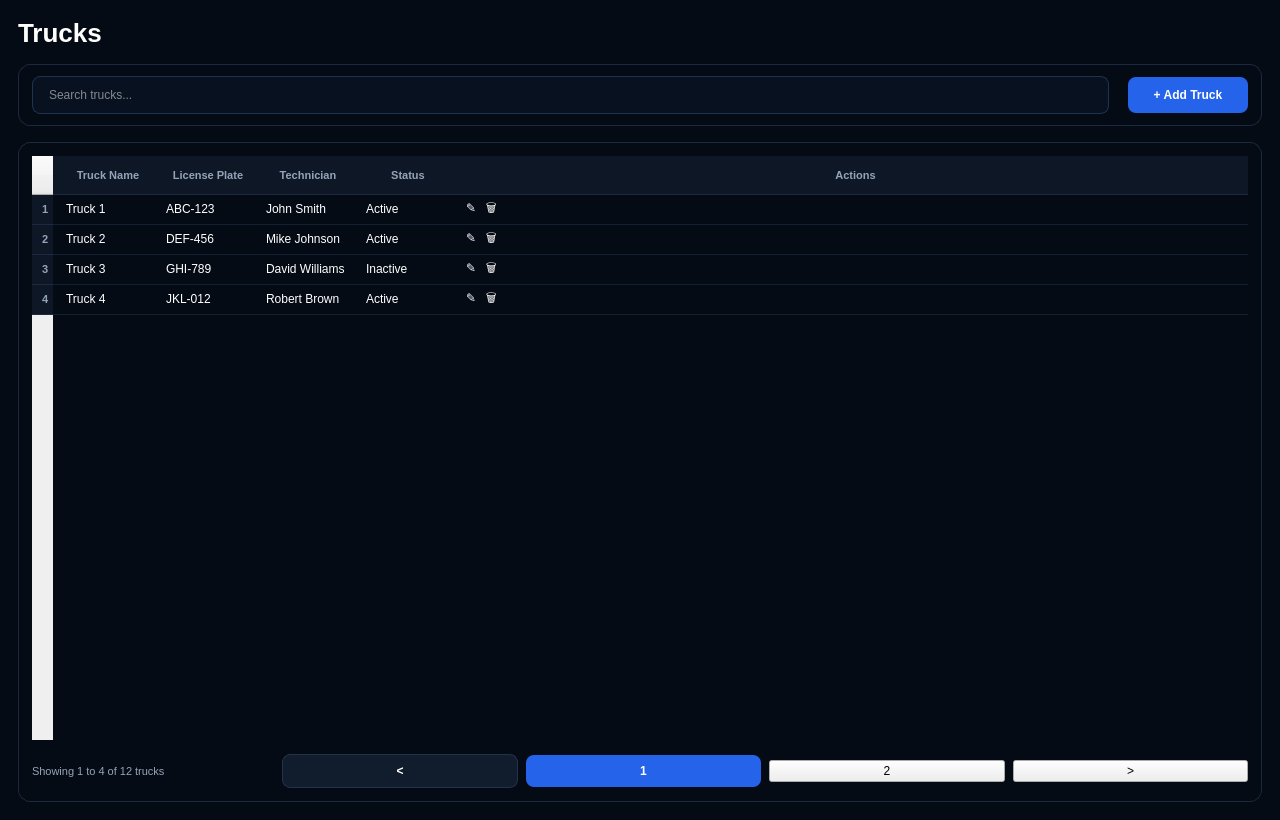
Before: the Qt Designer form InventoryQtApp/TrucksPage.ui in Felipeact/InventoryQtApp, drawn with Qt 5.
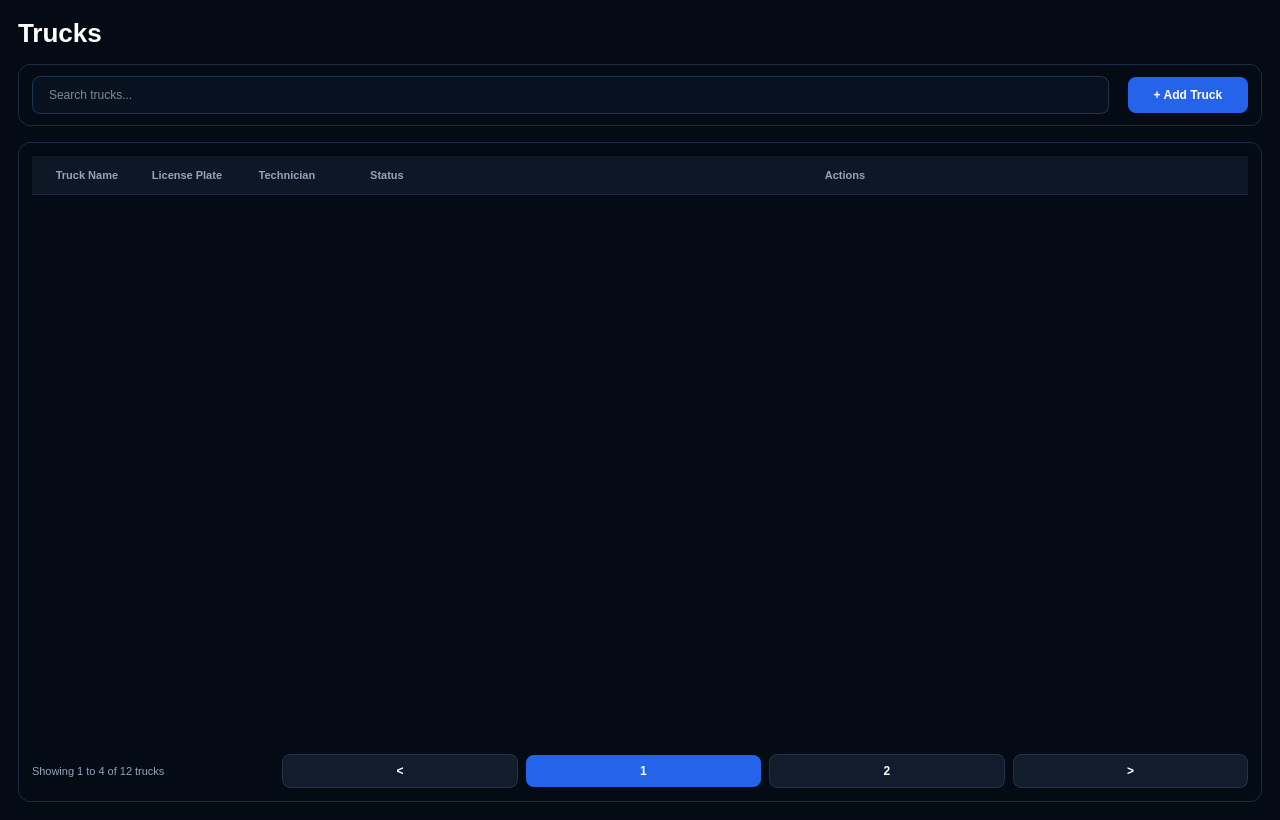
After: the same form once the commit is applied.

Patch:
```diff
--- a/InventoryQtApp/TrucksPage.ui
+++ b/InventoryQtApp/TrucksPage.ui
@@ -19,7 +19,6 @@
 
 		<property name="styleSheet">
 			<string notr="true">
-
 				QWidget#TrucksPageClass {
 				background-color: #050B14;
 				color: #FFFFFF;
@@ -107,49 +106,14 @@
 				background-color: #122033;
 				}
 
-				QPushButton#activeBadge {
-				background-color: rgba(34,197,94,0.18);
-				color: #22C55E;
-				border-radius: 10px;
-				border: none;
-				min-width: 58px;
-				min-height: 24px;
-				font-size: 11px;
-				font-weight: 700;
-				}
-
-				QPushButton#inactiveBadge {
-				background-color: rgba(239,68,68,0.18);
-				color: #EF4444;
-				border-radius: 10px;
-				border: none;
-				min-width: 58px;
-				min-height: 24px;
-				font-size: 11px;
-				font-weight: 700;
-				}
-
-				QPushButton#actionButton {
-				background-color: transparent;
-				border: 1px solid #22324A;
-				border-radius: 6px;
-				color: #CBD5E1;
-				min-width: 28px;
-				min-height: 28px;
-				font-size: 12px;
-				}
-
-				QPushButton#actionButton:hover {
-				border: 1px solid #2563EB;
-				color: #3B82F6;
-				}
-
 				QWidget#paginationContainer {
 				background-color: transparent;
 				border: none;
 				}
 
-				QPushButton#pageButton {
+				QPushButton#pageButton,
+				QPushButton#pageButton_2,
+				QPushButton#pageButton_3 {
 				background-color: #111C2D;
 				border: 1px solid #22324A;
 				border-radius: 8px;
@@ -160,7 +124,9 @@
 				font-weight: 600;
 				}
 
-				QPushButton#pageButton:hover {
+				QPushButton#pageButton:hover,
+				QPushButton#pageButton_2:hover,
+				QPushButton#pageButton_3:hover {
 				border: 1px solid #2563EB;
 				}
 
@@ -179,7 +145,6 @@
 				color: #94A3B8;
 				font-size: 11px;
 				}
-
 			</string>
 		</property>
 
@@ -328,9 +293,8 @@
 								</property>
 
 								<property name="rowCount">
-									<number>4</number>
+									<number>0</number>
 								</property>
-
 								<property name="alternatingRowColors">
 									<bool>false</bool>
 								</property>
@@ -352,159 +316,26 @@
 										<string>Truck Name</string>
 									</property>
 								</column>
-
 								<column>
 									<property name="text">
 										<string>License Plate</string>
 									</property>
 								</column>
-
 								<column>
 									<property name="text">
 										<string>Technician</string>
 									</property>
 								</column>
-
 								<column>
 									<property name="text">
 										<string>Status</string>
 									</property>
 								</column>
-
 								<column>
 									<property name="text">
 										<string>Actions</string>
 									</property>
 								</column>
-
-								<!-- ROW 1 -->
-
-								<item row="0" column="0">
-									<property name="text">
-										<string>Truck 1</string>
-									</property>
-								</item>
-
-								<item row="0" column="1">
-									<property name="text">
-										<string>ABC-123</string>
-									</property>
-								</item>
-
-								<item row="0" column="2">
-									<property name="text">
-										<string>John Smith</string>
-									</property>
-								</item>
-
-								<item row="0" column="3">
-									<property name="text">
-										<string>Active</string>
-									</property>
-								</item>
-
-								<item row="0" column="4">
-									<property name="text">
-										<string>✎   🗑</string>
-									</property>
-								</item>
-
-								<!-- ROW 2 -->
-
-								<item row="1" column="0">
-									<property name="text">
-										<string>Truck 2</string>
-									</property>
-								</item>
-
-								<item row="1" column="1">
-									<property name="text">
-										<string>DEF-456</string>
-									</property>
-								</item>
-
-								<item row="1" column="2">
-									<property name="text">
-										<string>Mike Johnson</string>
-									</property>
-								</item>
-
-								<item row="1" column="3">
-									<property name="text">
-										<string>Active</string>
-									</property>
-								</item>
-
-								<item row="1" column="4">
-									<property name="text">
-										<string>✎   🗑</string>
-									</property>
-								</item>
-
-								<!-- ROW 3 -->
-
-								<item row="2" column="0">
-									<property name="text">
-										<string>Truck 3</string>
-									</property>
-								</item>
-
-								<item row="2" column="1">
-									<property name="text">
-										<string>GHI-789</string>
-									</property>
-								</item>
-
-								<item row="2" column="2">
-									<property name="text">
-										<string>David Williams</string>
-									</property>
-								</item>
-
-								<item row="2" column="3">
-									<property name="text">
-										<string>Inactive</string>
-									</property>
-								</item>
-
-								<item row="2" column="4">
-									<property name="text">
-										<string>✎   🗑</string>
-									</property>
-								</item>
-
-								<!-- ROW 4 -->
-
-								<item row="3" column="0">
-									<property name="text">
-										<string>Truck 4</string>
-									</property>
-								</item>
-
-								<item row="3" column="1">
-									<property name="text">
-										<string>JKL-012</string>
-									</property>
-								</item>
-
-								<item row="3" column="2">
-									<property name="text">
-										<string>Robert Brown</string>
-									</property>
-								</item>
-
-								<item row="3" column="3">
-									<property name="text">
-										<string>Active</string>
-									</property>
-								</item>
-
-								<item row="3" column="4">
-									<property name="text">
-										<string>✎   🗑</string>
-									</property>
-								</item>
-
 							</widget>
 
 						</item>
```
Left out of the diff: 96 changed lines with no effect on the pictures.
